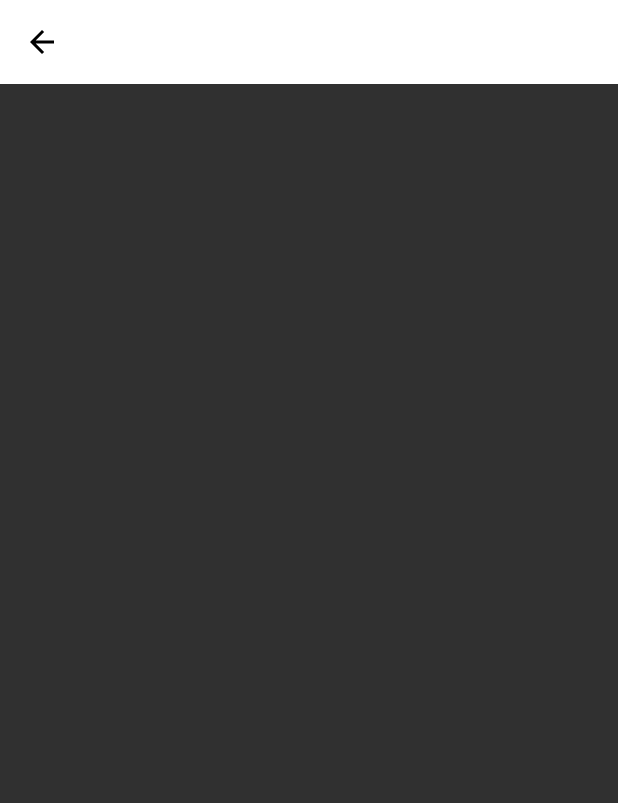
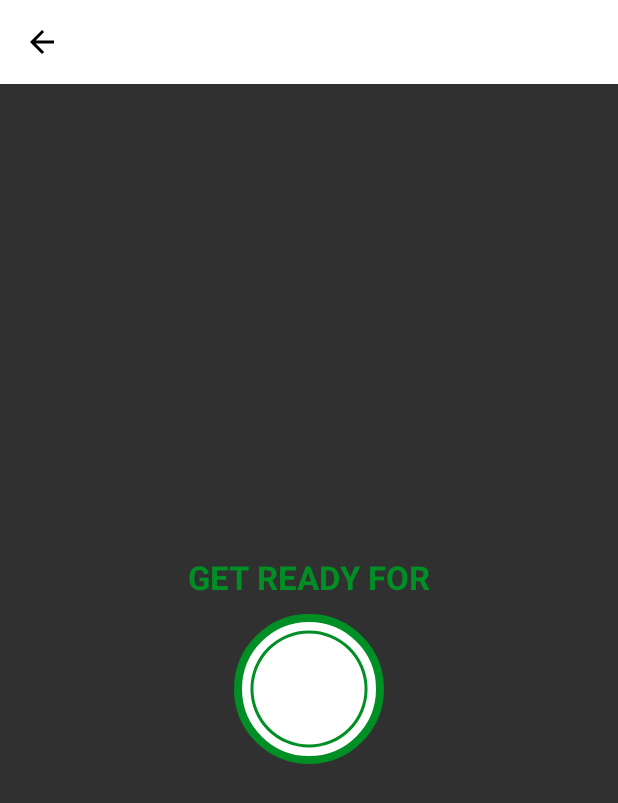
Before and after one commit to danielvportlandia/7MinuteWorkout, an Android app: the ExerciseActivity screen opened directly, with no data from a screen before it, on a phone screen of 412 x 824 dp. Shown: the top 803 px of the screen. Run offline under Robolectric (Android 15) with nearby library versions, the phone set to English and light mode, and no system bars.

Commit message:
added exercise screen

```diff
--- /dev/null
+++ b/app/src/main/res/drawable/circular_progress_bar.xml
@@ -0,0 +1,11 @@
+<?xml version="1.0" encoding="utf-8"?>
+<layer-list xmlns:android="http://schemas.android.com/apk/res/android">
+    <item>
+        <shape android:shape="ring"
+            android:innerRadiusRatio="2.7"
+            android:thicknessRatio="50.0"
+            android:useLevel="true">
+            <solid android:color="@color/colorAccent" />
+        </shape>
+    </item>
+</layer-list>
--- /dev/null
+++ b/app/src/main/res/drawable/circular_progress_gray.xml
@@ -0,0 +1,11 @@
+<?xml version="1.0" encoding="utf-8"?>
+<layer-list xmlns:android="http://schemas.android.com/apk/res/android">
+        <item>
+        <shape android:shape="ring"
+            android:innerRadiusRatio="2.7"
+            android:thicknessRatio="50.0"
+            android:useLevel="true">
+            <solid android:color="#D4DEE7" />
+        </shape>
+    </item>
+</layer-list>
--- /dev/null
+++ b/app/src/main/res/drawable/item_circular_color_accent_background.xml
@@ -0,0 +1,7 @@
+<?xml version="1.0" encoding="utf-8"?>
+<shape xmlns:android="http://schemas.android.com/apk/res/android"
+    android:shape="oval"
+    >
+    <stroke android:width="5dp" android:color="@color/colorAccent" />
+    <solid android:color="@color/colorWhite" />
+</shape>
--- a/app/src/main/res/layout/activity_exercise.xml
+++ b/app/src/main/res/layout/activity_exercise.xml
@@ -17,4 +17,44 @@
         app:titleTextColor="@color/colorPrimary"
         />
 
+    <LinearLayout
+        android:id="@+id/llRestView"
+        android:layout_width="match_parent"
+        android:layout_height="match_parent"
+        android:layout_below="@id/toolbar_exercise_activity"
+        android:gravity="center"
+        android:orientation="vertical"
+        android:visibility="visible">
+
+        <TextView
+            android:layout_width="wrap_content"
+            android:layout_height="wrap_content"
+            android:text="GET READY FOR"
+            android:textColor="@color/colorAccent"
+            android:textSize="22sp"
+            android:textStyle="bold" />
+
+        <FrameLayout
+            android:layout_width="100dp"
+            android:layout_height="100dp"
+            android:layout_marginTop="10dp"
+            android:background="@drawable/item_circular_color_accent_border">
+
+            <ProgressBar
+                android:id="@+id/progressBar"
+                style="?android:attr/progressBarStyleHorizontal"
+                android:layout_width="100dp"
+                android:layout_height="100dp"
+                android:layout_gravity="center"
+                android:background="@drawable/circular_progress_gray"
+                android:indeterminate="false"
+                android:max="10"
+                android:progress="100"
+                android:progressDrawable="@drawable/circular_progress_bar"
+                android:rotation="-90" />
+
+        </FrameLayout>
+
+    </LinearLayout>
+
 </RelativeLayout>
```
